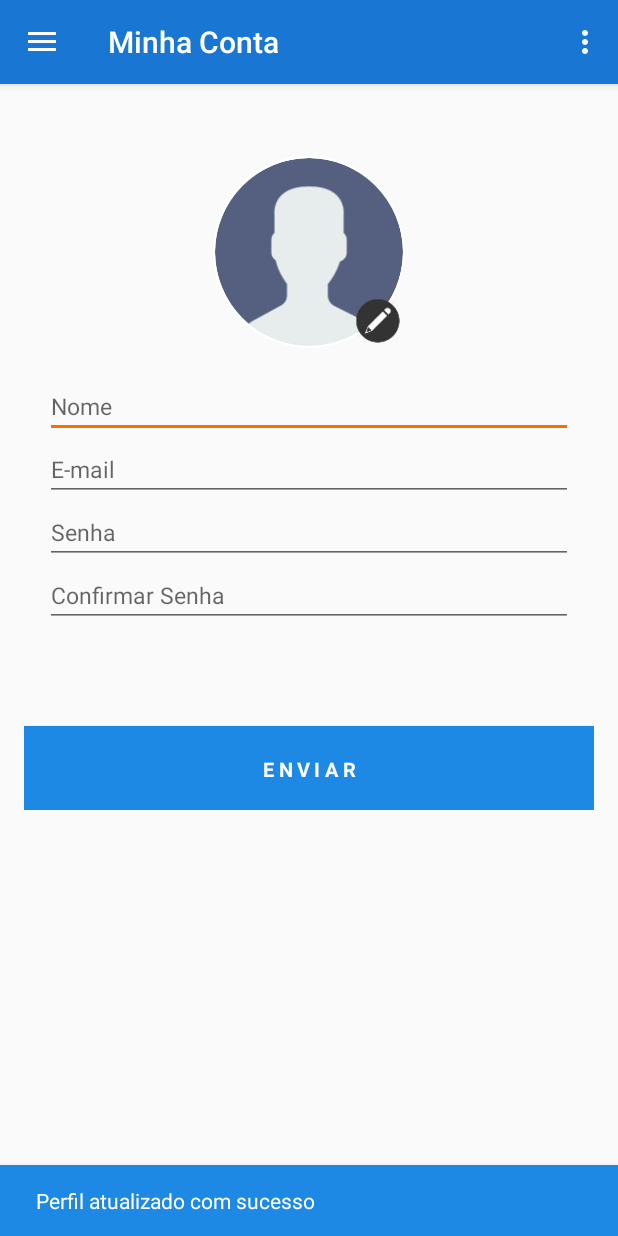
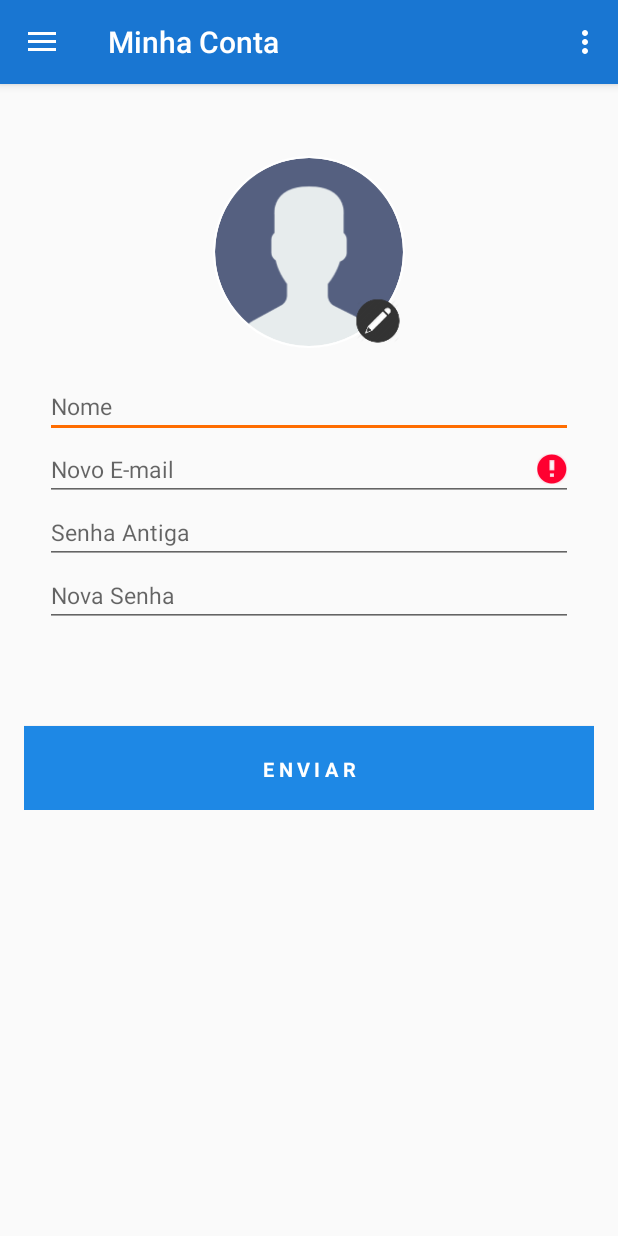
Before and after one commit to maikotrindade/invistoo, an Android app: the fragment MyAccountFragment placed in its activity, after a tap on "ENVIAR", on a phone screen of 412 x 824 dp. Run offline under Robolectric (Android 15) with nearby library versions, the phone set to English and light mode, and no system bars; our stand-ins replace CircleImageView; libraries missing offline, so code that uses them is left out: com.firebase.client, com.github.mikephil.charting, io.realm, net.danlew.android; plain views replace PieChart; pictures from the network do not load; 22 statements that could not run were skipped.

Commit message:
improve account management adn improve navigation drawer

```diff
--- a/app/src/main/java/com/jumbomob/invistoo/model/network/BaseNetworkConfig.java
+++ b/app/src/main/java/com/jumbomob/invistoo/model/network/BaseNetworkConfig.java
@@ -12,7 +12,7 @@ import retrofit.Retrofit;
  */
 public class BaseNetworkConfig {
 
-    public static final String BASE_URL = "https://webserver-invistoo.herokuapp.com";
+    public static final String BASE_URL = "http://invistoo.kinghost.net";
 
     //This is the emulator base url
     //public static final String BASE_URL = "http://10.0.3.2:8080/";
--- a/app/src/main/java/com/jumbomob/invistoo/presenter/MyAccountPresenter.java
+++ b/app/src/main/java/com/jumbomob/invistoo/presenter/MyAccountPresenter.java
@@ -8,15 +8,21 @@ import android.net.Uri;
 import android.text.TextUtils;
 import android.util.Log;
 
+import com.firebase.client.Firebase;
+import com.firebase.client.FirebaseError;
 import com.jumbomob.invistoo.R;
 import com.jumbomob.invistoo.model.entity.User;
 import com.jumbomob.invistoo.model.persistence.UserDAO;
 import com.jumbomob.invistoo.ui.MyAccountFragment;
+import com.jumbomob.invistoo.util.ConstantsUtil;
+import com.jumbomob.invistoo.util.InvistooApplication;
 import com.jumbomob.invistoo.util.SharedPrefsUtil;
 import com.jumbomob.invistoo.util.StorageUtil;
 import com.jumbomob.invistoo.view.MyAccountView;
 
 import java.io.IOException;
+
+import io.realm.Realm;
 
 /**
  * @author maiko.trindade
@@ -52,28 +58,32 @@ public class MyAccountPresenter implements BasePresenter<MyAccountView> {
                 mFragment.getActivity().getString(R.string.select_image)), SELECT_PICTURE);
     }
 
-    public boolean validateFields(String name, String email, String password, String passwordConfirmation) {
-        boolean valid = true;
+    public void validateFields(User updateUser, String username, String email, String oldPassword, String newPassword) {
+
+        //validate email
         if (TextUtils.isEmpty(email)) {
-            //mView.invalidateEmail();
+            mView.invalidateEmail();
+            return;
         }
 
-        if (TextUtils.isEmpty(password) || TextUtils.isEmpty(password)) {
-            int errorMessageId;
-            //mView.invalidatePassword(errorMessage);
+        if (!TextUtils.isEmpty(oldPassword) && !TextUtils.isEmpty(oldPassword)) {
+            performChangePassword(email, oldPassword, newPassword);
+        } else if (TextUtils.isEmpty(oldPassword) && !TextUtils.isEmpty(oldPassword) ||
+                !TextUtils.isEmpty(oldPassword) && TextUtils.isEmpty(oldPassword)) {
+            mView.invalidatePasswords();
+            return;
+        }
+
+        if (!TextUtils.isEmpty(oldPassword) && !TextUtils.isEmpty(email)) {
+            performChangeEmail(updateUser, oldPassword, email);
+        }
+
+        if (!TextUtils.isEmpty(username)) {
+            updateUser(updateUser, username, null);
         }
 
         //TODO
-        mFragment.showMessage(R.string.account_saved_message);
-
-        return valid;
-    }
-
-    public void updateUser(User user) {
-        final UserDAO userDAO = UserDAO.getInstance();
-        userDAO.insertOrUpdate(user);
-
-        //TODO Google here!
+        //mFragment.showMessage(R.string.account_saved_message);
 
     }
 
@@ -87,6 +97,46 @@ public class MyAccountPresenter implements BasePresenter<MyAccountView> {
         return user;
     }
 
+    public void performChangePassword(final String email, final String oldPassword, final String newPassword) {
+        //mView.showProgressDialog(R.string.loading_register);
+        final Firebase firebase = new Firebase(ConstantsUtil.FIREBASE_URL);
+        firebase.changePassword(email, oldPassword, newPassword, new Firebase.ResultHandler() {
+            @Override
+            public void onSuccess() {
+                Log.i("Sucesso", "Sucesso ao trocar a senha");
+            }
+
+            @Override
+            public void onError(FirebaseError firebaseError) {
+                //TODO feedback para o usuario
+                //mView.hideProgressDialog();
+
+                Log.e("ERRO:", firebaseError.getDetails() + "\n\n" + firebaseError.getMessage());
+            }
+        });
+    }
+
+    public void performChangeEmail(final User user, final String password, final String newEmail) {
+        //mView.showProgressDialog(R.string.loading_register);
+        final Firebase firebase = new Firebase(ConstantsUtil.FIREBASE_URL);
+        firebase.changeEmail(user.getEmail(), password, newEmail, new Firebase.ResultHandler() {
+            @Override
+            public void onSuccess() {
+                updateUser(user, null, newEmail);
+                Log.i("Sucesso", "Sucesso ao trocar o email");
+            }
+
+            @Override
+            public void onError(FirebaseError firebaseError) {
+
+                Log.e("ERRO:", firebaseError.getDetails() + "\n\n" + firebaseError.getMessage());
+
+                //TODO feedback para o usuario
+                //mView.hideProgressDialog();
+            }
+        });
+    }
+
     public void saveImage(User user, Uri imageUri, ContentResolver resolver, Context context) {
         try {
             final Bitmap bitmap = StorageUtil.getThumbnail(imageUri, resolver, 100);
@@ -98,4 +148,20 @@ public class MyAccountPresenter implements BasePresenter<MyAccountView> {
         }
     }
 
+    private void updateUser(User user, String username, String email) {
+        Realm realm = InvistooApplication.getInstance().getDatabaseInstance();
+        realm.beginTransaction();
+
+        if (!TextUtils.isEmpty(username))
+            user.setUsername(username);
+
+        if (!TextUtils.isEmpty(email))
+            user.setEmail(email);
+
+        realm.commitTransaction();
+
+        final UserDAO userDAO = UserDAO.getInstance();
+        userDAO.insertOrUpdate(user);
+    }
+
 }
--- a/app/src/main/java/com/jumbomob/invistoo/ui/BaseActivity.java
+++ b/app/src/main/java/com/jumbomob/invistoo/ui/BaseActivity.java
@@ -1,5 +1,7 @@
 package com.jumbomob.invistoo.ui;
 
+import android.content.Context;
+import android.graphics.Bitmap;
 import android.os.Bundle;
 import android.support.design.widget.NavigationView;
 import android.support.v4.app.Fragment;
@@ -9,6 +11,7 @@ import android.support.v4.widget.DrawerLayout;
 import android.support.v7.app.ActionBarDrawerToggle;
 import android.support.v7.app.AppCompatActivity;
 import android.support.v7.widget.Toolbar;
+import android.text.TextUtils;
 import android.util.Log;
 import android.view.Menu;
 import android.view.MenuItem;
@@ -16,14 +19,17 @@ import android.view.View;
 import android.widget.TextView;
 
 import com.jumbomob.invistoo.R;
+import com.jumbomob.invistoo.model.entity.User;
+import com.jumbomob.invistoo.model.persistence.UserDAO;
+import com.jumbomob.invistoo.ui.component.CircleImageView;
 import com.jumbomob.invistoo.util.SharedPrefsUtil;
+import com.jumbomob.invistoo.util.StorageUtil;
 
 /**
  * @author maiko.trindade
  * @since 06/02/2016
  */
-public abstract class BaseActivity extends AppCompatActivity implements NavigationView
-        .OnNavigationItemSelectedListener {
+public abstract class BaseActivity extends AppCompatActivity implements NavigationView.OnNavigationItemSelectedListener {
 
     private NavigationView mNavigationView;
     private DrawerLayout mDrawerLayout;
@@ -47,6 +53,7 @@ public abstract class BaseActivity extends AppCompatActivity implements Navigati
 
         mNavigationView = (NavigationView) findViewById(R.id.nav_view);
         mNavigationView.setNavigationItemSelectedListener(this);
+        configureNavigationHeader();
 
     }
 
@@ -179,4 +186,35 @@ public abstract class BaseActivity extends AppCompatActivity implements Navigati
     private void logoutAccount() {
         SharedPrefsUtil.setUserLogged(false);
     }
+
+    public User loadUserInfo(final Context context) {
+        User user = null;
+        final String lastUserUid = SharedPrefsUtil.getLastUserUid(context);
+        if (!TextUtils.isEmpty(lastUserUid)) {
+            final UserDAO userDAO = UserDAO.getInstance();
+            user = userDAO.findByUid(lastUserUid);
+        }
+        return user;
+    }
+
+    private void configureNavigationHeader() {
+        final User user = loadUserInfo(getBaseContext());
+        final CircleImageView profileImage = (CircleImageView) mNavigationView.findViewById(R.id.profile_image);
+        final TextView usernameTxtView = (TextView) mNavigationView.findViewById(R.id.username_text_view);
+        final TextView emailTxtView = (TextView) mNavigationView.findViewById(R.id.email_edit_text);
+
+        if (!TextUtils.isEmpty(user.getImagePath())) {
+            final Bitmap bitmap = StorageUtil.getBitmap(user.getImagePath(), getBaseContext());
+            profileImage.setImageBitmap(bitmap);
+        }
+
+        if (!TextUtils.isEmpty(user.getEmail())) {
+            emailTxtView.setText(user.getEmail());
+        }
+
+        if (!TextUtils.isEmpty(user.getUsername())) {
+            usernameTxtView.setText(user.getUsername());
+        }
+
+    }
 }
--- a/app/src/main/java/com/jumbomob/invistoo/ui/LoginActivity.java
+++ b/app/src/main/java/com/jumbomob/invistoo/ui/LoginActivity.java
@@ -38,7 +38,7 @@ public class LoginActivity extends AppCompatActivity implements LoginView {
 
     private void bindElements() {
         mEmailTextView = (EditText) findViewById(R.id.email_edit_text);
-        mPasswordTextView = (EditText) findViewById(R.id.password_edit_text);
+        mPasswordTextView = (EditText) findViewById(R.id.new_password_text);
         mNewUserText = (TextView) findViewById(R.id.new_user_button);
         mLoginImage = (CircleImageView) findViewById(R.id.login_button);
         mRememberCheckBox = (CheckBox) findViewById(R.id.remember_me_check_box);
--- a/app/src/main/java/com/jumbomob/invistoo/ui/MyAccountFragment.java
+++ b/app/src/main/java/com/jumbomob/invistoo/ui/MyAccountFragment.java
@@ -33,7 +33,7 @@ public class MyAccountFragment extends BaseFragment implements MyAccountView {
     private View mRootView;
     private MyAccountPresenter mPresenter;
     private ImageView mUserImg;
-    private EditText mNameEdtText, mEmailEdtText, mPasswordEdtText, mPasswordConfirmationEdtText;
+    private EditText mNameEdtText, mEmailEdtText, mOldPasswordEdtText, mNewPasswordEdtText;
     private RelativeLayout mUserImgContainer;
     private User mUser;
     private Button mSendButton;
@@ -68,8 +68,8 @@ public class MyAccountFragment extends BaseFragment implements MyAccountView {
         mSendButton = (Button) mRootView.findViewById(R.id.send_button);
         mNameEdtText = (EditText) mRootView.findViewById(R.id.name_edit_text);
         mEmailEdtText = (EditText) mRootView.findViewById(R.id.email_edit_text);
-        mPasswordEdtText = (EditText) mRootView.findViewById(R.id.password_edit_text);
-        mPasswordConfirmationEdtText = (EditText) mRootView.findViewById(R.id.password_confirmation_edit_text);
+        mOldPasswordEdtText = (EditText) mRootView.findViewById(R.id.new_password_text);
+        mNewPasswordEdtText = (EditText) mRootView.findViewById(R.id.new_password_edit_text);
         mUserImg = (ImageView) mRootView.findViewById(R.id.profile_image);
 
         if (mUser != null) {
@@ -103,14 +103,10 @@ public class MyAccountFragment extends BaseFragment implements MyAccountView {
             public void onClick(View view) {
                 final String name = mNameEdtText.getText().toString();
                 final String email = mEmailEdtText.getText().toString();
-                final String password = mPasswordEdtText.getText().toString();
-                final String passwordConfirmation = mPasswordConfirmationEdtText.getText().toString();
+                final String password = mOldPasswordEdtText.getText().toString();
+                final String passwordConfirmation = mNewPasswordEdtText.getText().toString();
 
-                if (mPresenter.validateFields(name, email, password, passwordConfirmation)) {
-                    mUser.setUsername(name);
-                    mUser.setEmail(email);
-                    mPresenter.updateUser(mUser);
-                }
+                mPresenter.validateFields(mUser, name, email, password, passwordConfirmation);
             }
         });
     }
@@ -140,5 +136,16 @@ public class MyAccountFragment extends BaseFragment implements MyAccountView {
         }
     }
 
+    @Override
+    public void invalidateEmail() {
+        mEmailEdtText.setError("Preenchimento obrigatório.");
+    }
+
+    @Override
+    public void invalidatePasswords() {
+        mOldPasswordEdtText.setError("Preenchimento obrigatório.");
+        mNewPasswordEdtText.setError("Preencha o campo corretamente.");
+    }
+
 
 }
--- a/app/src/main/java/com/jumbomob/invistoo/view/MyAccountView.java
+++ b/app/src/main/java/com/jumbomob/invistoo/view/MyAccountView.java
@@ -8,4 +8,10 @@ public interface MyAccountView {
 
     void showMessage(int messageId);
 
+    void showProgressDialog(int messageId);
+
+    void invalidatePasswords();
+
+    void invalidateEmail();
+
 }
--- a/app/src/main/res/layout/activity_login.xml
+++ b/app/src/main/res/layout/activity_login.xml
@@ -41,7 +41,7 @@
                 android:textSize="@dimen/text_normal"/>
 
             <EditText
-                android:id="@+id/password_edit_text"
+                android:id="@+id/new_password_text"
                 android:layout_width="match_parent"
                 android:layout_height="wrap_content"
                 android:layout_marginBottom="12dp"
--- a/app/src/main/res/layout/fragment_my_account.xml
+++ b/app/src/main/res/layout/fragment_my_account.xml
@@ -54,23 +54,23 @@
             android:id="@+id/email_edit_text"
             android:layout_width="match_parent"
             android:layout_height="wrap_content"
-            android:hint="E-mail"
+            android:hint="Novo E-mail"
             android:textSize="@dimen/text_medium"/>
 
         <EditText
-            android:id="@+id/password_edit_text"
+            android:id="@+id/new_password_text"
             android:layout_width="match_parent"
             android:layout_height="wrap_content"
-            android:hint="Senha"
+            android:hint="Senha Antiga"
             android:inputType="textPassword"
             android:textSize="@dimen/text_medium"
             android:typeface="normal"/>
 
         <EditText
-            android:id="@+id/password_confirmation_edit_text"
+            android:id="@+id/new_password_edit_text"
             android:layout_width="match_parent"
             android:layout_height="wrap_content"
-            android:hint="Confirmar Senha"
+            android:hint="Nova Senha"
             android:inputType="textPassword"
             android:textSize="@dimen/text_medium"
             android:typeface="normal"/>
--- a/app/src/main/res/layout/nav_header_drawer.xml
+++ b/app/src/main/res/layout/nav_header_drawer.xml
@@ -25,14 +25,12 @@
         android:layout_width="match_parent"
         android:layout_height="wrap_content"
         android:paddingTop="@dimen/nav_header_vertical_spacing"
-        android:text="@string/author_name"
         android:textAppearance="@style/TextAppearance.AppCompat.Body1"/>
 
     <TextView
         android:id="@+id/email_edit_text"
         android:layout_width="wrap_content"
         android:layout_height="wrap_content"
-        android:layout_marginBottom="8dp"
-        android:text="@string/author_email"/>
+        android:layout_marginBottom="8dp"/>
 
 </LinearLayout>
```
